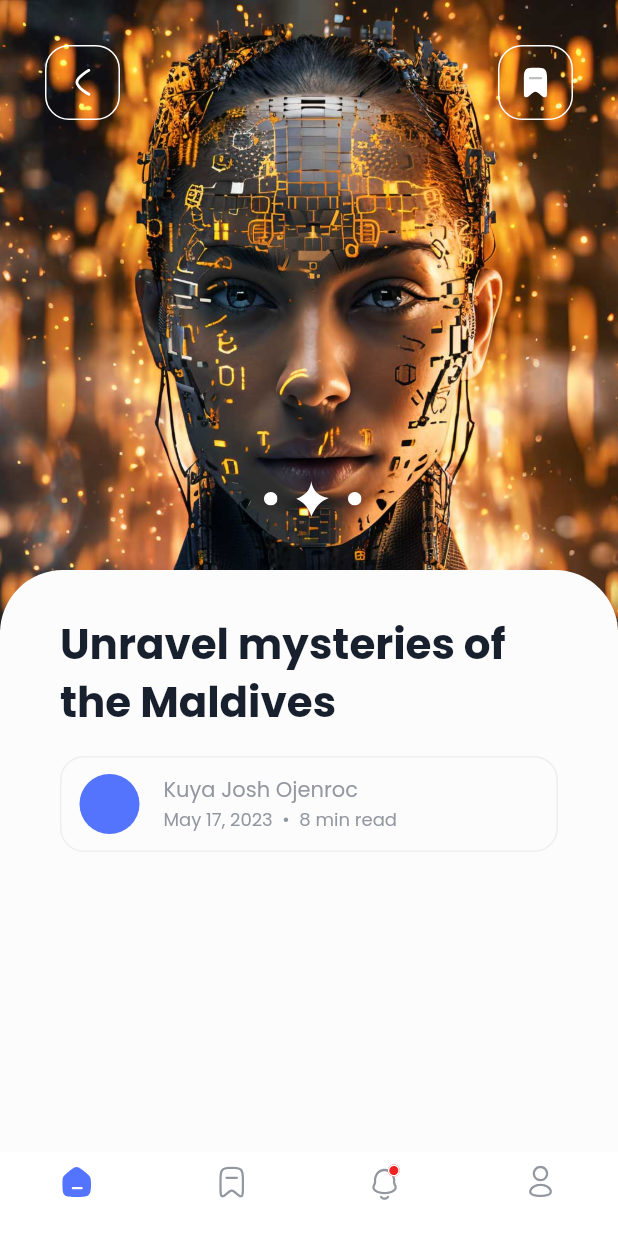
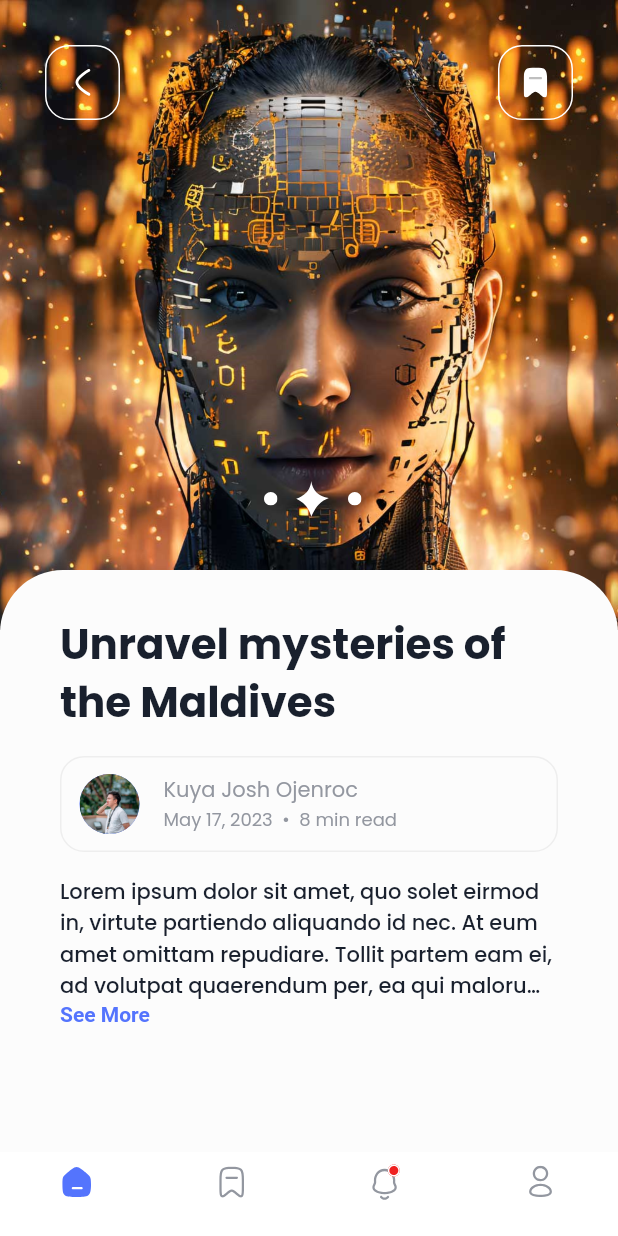
Before and after one commit to czarbasanal/flutter_news_app, a Flutter app: the screen it shows after launch, on a phone screen of 412 x 824 dp. Run offline on Flutter 3.47's test engine with Material 2 defaults, Android fonts, the phone set to English and light mode, and no system bars; drawn by our look-alikes of carousel_slider; our stand-ins replace flutter_svg, google_fonts.

Commit message:
final layout details screen

```diff
--- a/lib/details_screen.dart
+++ b/lib/details_screen.dart
@@ -3,8 +3,15 @@ import 'package:flutter_news_app/app_styles.dart';
 import 'package:flutter_news_app/details_carousel_slider.dart';
 import 'package:flutter_svg/svg.dart';
 
-class DetailScreen extends StatelessWidget {
+class DetailScreen extends StatefulWidget {
   const DetailScreen({Key? key}) : super(key: key);
+
+  @override
+  _DetailScreenState createState() => _DetailScreenState();
+}
+
+class _DetailScreenState extends State<DetailScreen> {
+  bool isExpanded = false;
 
   @override
   Widget build(BuildContext context) {
@@ -95,8 +102,6 @@ class DetailScreen extends StatelessWidget {
                                 fontSize: 28.0,
                                 height: 1.4,
                               ),
-                                maxLines: 2,
-                                overflow: TextOverflow.ellipsis,
                             ),
                             Container(
                               margin: const EdgeInsets.symmetric(
@@ -120,20 +125,19 @@ class DetailScreen extends StatelessWidget {
                                   const CircleAvatar(
                                     radius: 20,
                                     backgroundColor: blue,
+                                    backgroundImage:
+                                        AssetImage('assets/user-profile1.png'),
                                   ),
                                   const SizedBox(
                                     width: 16.0,
                                   ),
                                   Column(
-                                      mainAxisAlignment:
-                                          MainAxisAlignment.center,
+                                    mainAxisAlignment: MainAxisAlignment.center,
                                     crossAxisAlignment:
                                         CrossAxisAlignment.start,
                                     children: [
                                       Text(
                                         'Kuya Josh Ojenroc',
-                                          maxLines: 1,
-                                          overflow: TextOverflow.ellipsis,
                                         style: poppinsRegular.copyWith(
                                           color: grey,
                                           fontSize: small,
@@ -141,8 +145,6 @@ class DetailScreen extends StatelessWidget {
                                       ),
                                       Text(
                                         'May 17, 2023' '  •  ' '8 min read',
-                                          maxLines: 1,
-                                          overflow: TextOverflow.ellipsis,
                                         style: poppinsRegular.copyWith(
                                           color: grey,
                                           fontSize: xsmall,
@@ -153,6 +155,47 @@ class DetailScreen extends StatelessWidget {
                                 ],
                               ),
                             ),
+                            Text(
+                              'Lorem ipsum dolor sit amet, quo solet eirmod in, virtute partiendo aliquando id nec. At eum amet omittam repudiare. Tollit partem eam ei, ad volutpat quaerendum per, ea qui malorum pertinax. An vis fuisset quaestio tincidunt, in nibh luptatum iracundia pri. Eam diam regione instructior et, te pro prompta moderatius, et odio iudico petentium duo. \n\nSea ut nibh imperdiet, postea corrumpit voluptatum eum te. Ut enim ad minim veniam, quis nostrud exercitation ullamco laboris nisi ut aliquip ex ea commodo consequat. Duis aute irure dolor in reprehenderit in voluptate velit esse cillum dolore eu fugiat nulla pariatur.',
+                              style: poppinsMedium.copyWith(
+                                fontSize: isExpanded ? null : small,
+                                color: darkBlue,
+                              ),
+                              maxLines: isExpanded ? null : 4,
+                              overflow: isExpanded
+                                  ? TextOverflow.clip
+                                  : TextOverflow.ellipsis,
+                            ),
+                            if (!isExpanded)
+                              GestureDetector(
+                                onTap: () {
+                                  setState(() {
+                                    isExpanded = true;
+                                  });
+                                },
+                                child: const Text(
+                                  'See More',
+                                  style: TextStyle(
+                                    color: blue,
+                                    fontWeight: FontWeight.bold,
+                                  ),
+                                ),
+                              ),
+                            if (isExpanded)
+                              GestureDetector(
+                                onTap: () {
+                                  setState(() {
+                                    isExpanded = false;
+                                  });
+                                },
+                                child: const Text(
+                                  'See Less',
+                                  style: TextStyle(
+                                    color: blue,
+                                    fontWeight: FontWeight.bold,
+                                  ),
+                                ),
+                              ),
                           ],
                         ),
                       ),
@@ -160,7 +203,8 @@ class DetailScreen extends StatelessWidget {
                   ),
                 ],
               ),
-              ]),
+            ],
+          ),
         ),
       ),
     );
--- a/lib/models/featured_news.dart
+++ b/lib/models/featured_news.dart
@@ -42,7 +42,7 @@ var featuredNews = [
       featuredImg: 'assets/tourism.png',
       headline: '7 Hidden Gems in the Philippines to Visit in 2023',
       description:
-          'Lorem ipsum dolor sit amet, quo solet eirmod in, virtute partiendo aliquando id nec. At eum amet omittam repudiare. Tollit partem eam ei, ad volutpat quaerendum per, ea qui malorum pertinax. An vis fuisset quaestio tincidunt, in nibh luptatum iracundia pri. Eam diam regione instructior et, te pro prompta moderatius, et odio iudico petentium duo. Sea ut nibh imperdiet, postea corrumpit voluptatum eum te.',
+          'Lorem ipsum dolor sit amet, quo solet eirmod in, virtute partiendo aliquando id nec. At eum amet omittam repudiare. Tollit partem eam ei, ad volutpat quaerendum per, ea qui malorum pertinax. An vis fuisset quaestio tincidunt, in nibh luptatum iracundia pri. Eam diam regione instructior et, te pro prompta moderatius, et odio iudico petentium duo. \n\nSea ut nibh imperdiet, postea corrumpit voluptatum eum te. Ut enim ad minim veniam, quis nostrud exercitation ullamco laboris nisi ut aliquip ex ea commodo consequat. Duis aute irure dolor in reprehenderit in voluptate velit esse cillum dolore eu fugiat nulla pariatur.',
       readDuration: '5 min read',
       userProfileUrl: 'assets/user-profile1.png',
       userName: 'Kuya Josh Ojenroc',
@@ -51,7 +51,7 @@ var featuredNews = [
       featuredImg: 'assets/music.png',
       headline: 'The Most Anticipated Concerts of 2023',
       description:
-          'Lorem ipsum dolor sit amet, quo solet eirmod in, virtute partiendo aliquando id nec. At eum amet omittam repudiare. Tollit partem eam ei, ad volutpat quaerendum per, ea qui malorum pertinax. An vis fuisset quaestio tincidunt, in nibh luptatum iracundia pri. Eam diam regione instructior et, te pro prompta moderatius, et odio iudico petentium duo. Sea ut nibh imperdiet, postea corrumpit voluptatum eum te.',
+          'Lorem ipsum dolor sit amet, quo solet eirmod in, virtute partiendo aliquando id nec. At eum amet omittam repudiare. Tollit partem eam ei, ad volutpat quaerendum per, ea qui malorum pertinax. An vis fuisset quaestio tincidunt, in nibh luptatum iracundia pri. Eam diam regione instructior et, te pro prompta moderatius, et odio iudico petentium duo. \n\nSea ut nibh imperdiet, postea corrumpit voluptatum eum te. Ut enim ad minim veniam, quis nostrud exercitation ullamco laboris nisi ut aliquip ex ea commodo consequat. Duis aute irure dolor in reprehenderit in voluptate velit esse cillum dolore eu fugiat nulla pariatur.',
       readDuration: '3 min read',
       userProfileUrl: 'assets/user-profile2.png',
       userName: 'Boss Mexl Mapags',
@@ -60,7 +60,7 @@ var featuredNews = [
       featuredImg: 'assets/technology.png',
       headline: 'The Rise of Artificial Intelligence: Now and Beyond',
       description:
-          'Lorem ipsum dolor sit amet, quo solet eirmod in, virtute partiendo aliquando id nec. At eum amet omittam repudiare. Tollit partem eam ei, ad volutpat quaerendum per, ea qui malorum pertinax. An vis fuisset quaestio tincidunt, in nibh luptatum iracundia pri. Eam diam regione instructior et, te pro prompta moderatius, et odio iudico petentium duo. Sea ut nibh imperdiet, postea corrumpit voluptatum eum te.',
+          'Lorem ipsum dolor sit amet, quo solet eirmod in, virtute partiendo aliquando id nec. At eum amet omittam repudiare. Tollit partem eam ei, ad volutpat quaerendum per, ea qui malorum pertinax. An vis fuisset quaestio tincidunt, in nibh luptatum iracundia pri. Eam diam regione instructior et, te pro prompta moderatius, et odio iudico petentium duo. \n\nSea ut nibh imperdiet, postea corrumpit voluptatum eum te. Ut enim ad minim veniam, quis nostrud exercitation ullamco laboris nisi ut aliquip ex ea commodo consequat. Duis aute irure dolor in reprehenderit in voluptate velit esse cillum dolore eu fugiat nulla pariatur.',
       readDuration: '8 min read',
       userProfileUrl: 'assets/user-profile3.png',
       userName: 'Bibiluvs',
@@ -69,7 +69,7 @@ var featuredNews = [
       featuredImg: 'assets/fashion.jpg',
       headline: 'The Best Places to Shop for Clothes Online',
       description:
-          'Lorem ipsum dolor sit amet, quo solet eirmod in, virtute partiendo aliquando id nec. At eum amet omittam repudiare. Tollit partem eam ei, ad volutpat quaerendum per, ea qui malorum pertinax. An vis fuisset quaestio tincidunt, in nibh luptatum iracundia pri. Eam diam regione instructior et, te pro prompta moderatius, et odio iudico petentium duo. Sea ut nibh imperdiet, postea corrumpit voluptatum eum te.',
+          'Lorem ipsum dolor sit amet, quo solet eirmod in, virtute partiendo aliquando id nec. At eum amet omittam repudiare. Tollit partem eam ei, ad volutpat quaerendum per, ea qui malorum pertinax. An vis fuisset quaestio tincidunt, in nibh luptatum iracundia pri. Eam diam regione instructior et, te pro prompta moderatius, et odio iudico petentium duo. \n\nSea ut nibh imperdiet, postea corrumpit voluptatum eum te. Ut enim ad minim veniam, quis nostrud exercitation ullamco laboris nisi ut aliquip ex ea commodo consequat. Duis aute irure dolor in reprehenderit in voluptate velit esse cillum dolore eu fugiat nulla pariatur.',
       readDuration: '4 min read',
       userProfileUrl: 'assets/user-profile4.png',
       userName: 'Boss Matskie',
```
Lines whose indentation alone changed are shown as unchanged.
